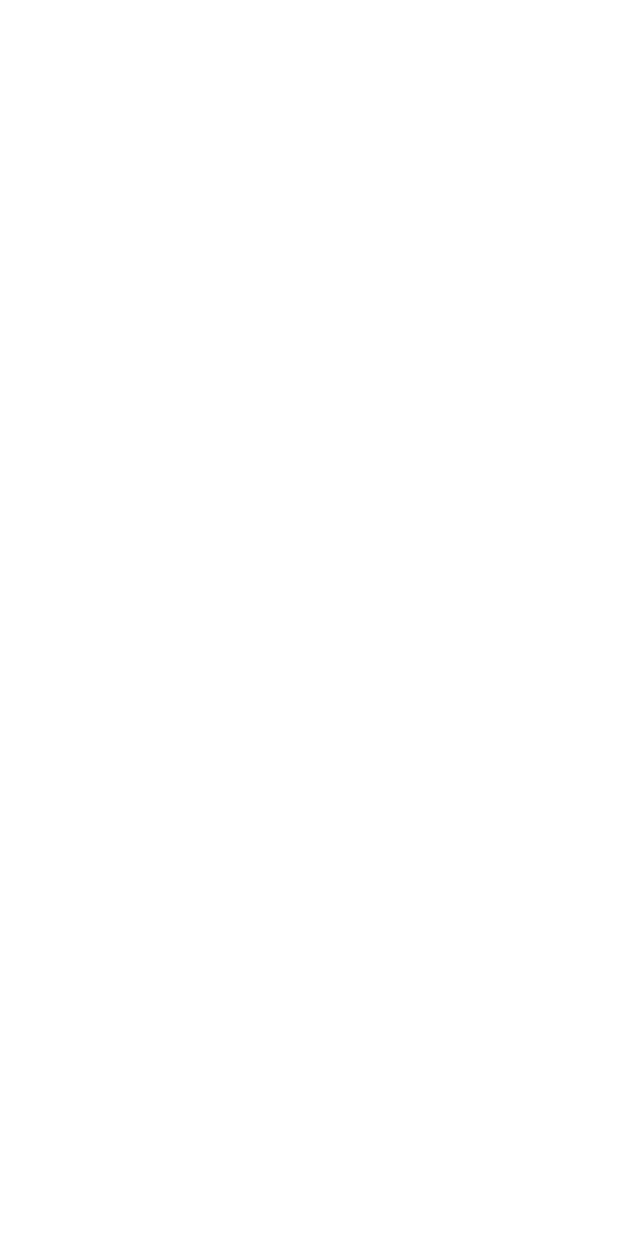
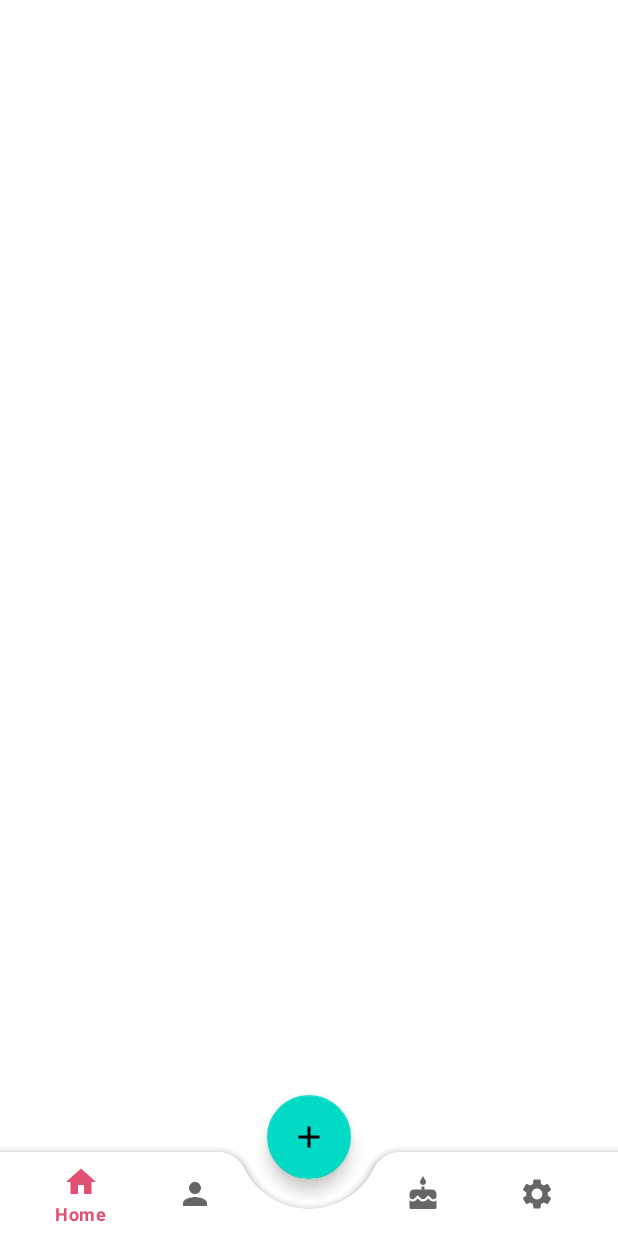
Before and after one commit to Andersons1lva/Schedule-Cake, an Android app: the MainActivity screen opened directly, with no data from a screen before it, on a phone screen of 412 x 824 dp. Before the commit the screen is empty. Run offline under Robolectric (Android 15) with nearby library versions, the phone set to English and light mode, and no system bars.

Commit message:
Bottom menu creation.

```diff
--- a/app/build.gradle
+++ b/app/build.gradle
@@ -45,12 +45,11 @@ dependencies {
     implementation 'androidx.appcompat:appcompat:1.5.1'
     implementation 'com.google.android.material:material:1.6.1'
     implementation 'androidx.constraintlayout:constraintlayout:2.1.4'
-    implementation 'com.facebook.android:facebook-login:latest.release'
     implementation 'com.google.android.gms:play-services-auth:20.3.0'
     testImplementation 'junit:junit:4.13.2'
 
     //Firebase:https://console.firebase.google.com/project/schedule-cake/overview?hl=pt
-    implementation platform('com.google.firebase:firebase-bom:30.3.2')
+    implementation platform('com.google.firebase:firebase-bom:30.4.1')
     implementation 'com.google.firebase:firebase-analytics-ktx'
 
     //Material Desing:https://material.io/develop/android/docs/getting-started
--- a/app/src/main/java/com/anderson/schedulecake/MainActivity.kt
+++ b/app/src/main/java/com/anderson/schedulecake/MainActivity.kt
@@ -1,12 +1,20 @@
 package com.anderson.schedulecake
 
+import android.os.Bundle
 import androidx.appcompat.app.AppCompatActivity
-import android.os.Bundle
+import com.anderson.schedulecake.databinding.ActivityMainBinding
 
 class MainActivity : AppCompatActivity() {
+
+    private lateinit var binding:ActivityMainBinding
+
     override fun onCreate(savedInstanceState: Bundle?) {
         super.onCreate(savedInstanceState)
-        setContentView(R.layout.activity_main)
+        binding = ActivityMainBinding.inflate(layoutInflater)
+        setContentView(binding.root)
+
+        binding.bottomNavigationView.background = null
+        binding.bottomNavigationView.menu.getItem(2).isEnabled = false
 
     }
 }
--- /dev/null
+++ b/app/src/main/res/drawable/ic_add.xml
@@ -0,0 +1,5 @@
+<vector android:height="24dp" android:tint="#747373"
+    android:viewportHeight="24" android:viewportWidth="24"
+    android:width="24dp" xmlns:android="http://schemas.android.com/apk/res/android">
+    <path android:fillColor="@android:color/white" android:pathData="M19,13h-6v6h-2v-6H5v-2h6V5h2v6h6v2z"/>
+</vector>
--- /dev/null
+++ b/app/src/main/res/drawable/ic_cake.xml
@@ -0,0 +1,5 @@
+<vector android:height="24dp" android:tint="#747373"
+    android:viewportHeight="24" android:viewportWidth="24"
+    android:width="24dp" xmlns:android="http://schemas.android.com/apk/res/android">
+    <path android:fillColor="@android:color/white" android:pathData="M12,6c1.11,0 2,-0.9 2,-2 0,-0.38 -0.1,-0.73 -0.29,-1.03L12,0l-1.71,2.97c-0.19,0.3 -0.29,0.65 -0.29,1.03 0,1.1 0.9,2 2,2zM16.6,15.99l-1.07,-1.07 -1.08,1.07c-1.3,1.3 -3.58,1.31 -4.89,0l-1.07,-1.07 -1.09,1.07C6.75,16.64 5.88,17 4.96,17c-0.73,0 -1.4,-0.23 -1.96,-0.61L3,21c0,0.55 0.45,1 1,1h16c0.55,0 1,-0.45 1,-1v-4.61c-0.56,0.38 -1.23,0.61 -1.96,0.61 -0.92,0 -1.79,-0.36 -2.44,-1.01zM18,9h-5L13,7h-2v2L6,9c-1.66,0 -3,1.34 -3,3v1.54c0,1.08 0.88,1.96 1.96,1.96 0.52,0 1.02,-0.2 1.38,-0.57l2.14,-2.13 2.13,2.13c0.74,0.74 2.03,0.74 2.77,0l2.14,-2.13 2.13,2.13c0.37,0.37 0.86,0.57 1.38,0.57 1.08,0 1.96,-0.88 1.96,-1.96L20.99,12C21,10.34 19.66,9 18,9z"/>
+</vector>
--- /dev/null
+++ b/app/src/main/res/drawable/ic_home.xml
@@ -0,0 +1,5 @@
+<vector android:height="24dp" android:tint="#747373"
+    android:viewportHeight="24" android:viewportWidth="24"
+    android:width="24dp" xmlns:android="http://schemas.android.com/apk/res/android">
+    <path android:fillColor="@android:color/white" android:pathData="M10,20v-6h4v6h5v-8h3L12,3 2,12h3v8z"/>
+</vector>
--- /dev/null
+++ b/app/src/main/res/drawable/ic_settings.xml
@@ -0,0 +1,5 @@
+<vector android:height="24dp" android:tint="#747373"
+    android:viewportHeight="24" android:viewportWidth="24"
+    android:width="24dp" xmlns:android="http://schemas.android.com/apk/res/android">
+    <path android:fillColor="@android:color/white" android:pathData="M19.14,12.94c0.04,-0.3 0.06,-0.61 0.06,-0.94c0,-0.32 -0.02,-0.64 -0.07,-0.94l2.03,-1.58c0.18,-0.14 0.23,-0.41 0.12,-0.61l-1.92,-3.32c-0.12,-0.22 -0.37,-0.29 -0.59,-0.22l-2.39,0.96c-0.5,-0.38 -1.03,-0.7 -1.62,-0.94L14.4,2.81c-0.04,-0.24 -0.24,-0.41 -0.48,-0.41h-3.84c-0.24,0 -0.43,0.17 -0.47,0.41L9.25,5.35C8.66,5.59 8.12,5.92 7.63,6.29L5.24,5.33c-0.22,-0.08 -0.47,0 -0.59,0.22L2.74,8.87C2.62,9.08 2.66,9.34 2.86,9.48l2.03,1.58C4.84,11.36 4.8,11.69 4.8,12s0.02,0.64 0.07,0.94l-2.03,1.58c-0.18,0.14 -0.23,0.41 -0.12,0.61l1.92,3.32c0.12,0.22 0.37,0.29 0.59,0.22l2.39,-0.96c0.5,0.38 1.03,0.7 1.62,0.94l0.36,2.54c0.05,0.24 0.24,0.41 0.48,0.41h3.84c0.24,0 0.44,-0.17 0.47,-0.41l0.36,-2.54c0.59,-0.24 1.13,-0.56 1.62,-0.94l2.39,0.96c0.22,0.08 0.47,0 0.59,-0.22l1.92,-3.32c0.12,-0.22 0.07,-0.47 -0.12,-0.61L19.14,12.94zM12,15.6c-1.98,0 -3.6,-1.62 -3.6,-3.6s1.62,-3.6 3.6,-3.6s3.6,1.62 3.6,3.6S13.98,15.6 12,15.6z"/>
+</vector>
--- a/app/src/main/res/layout/activity_main.xml
+++ b/app/src/main/res/layout/activity_main.xml
@@ -1,10 +1,36 @@
 <?xml version="1.0" encoding="utf-8"?>
-<androidx.constraintlayout.widget.ConstraintLayout xmlns:android="http://schemas.android.com/apk/res/android"
+<androidx.coordinatorlayout.widget.CoordinatorLayout xmlns:android="http://schemas.android.com/apk/res/android"
     xmlns:tools="http://schemas.android.com/tools"
     android:layout_width="match_parent"
     android:layout_height="match_parent"
+    xmlns:app="http://schemas.android.com/apk/res-auto"
     tools:context=".MainActivity">
 
+    <!--Barra de edição inferior-->
+    <com.google.android.material.bottomappbar.BottomAppBar
+        android:id="@+id/bottomAppBar"
+        android:layout_width="match_parent"
+        android:layout_height="wrap_content"
+        app:fabCradleMargin="20dp"
+        app:fabCradleVerticalOffset="10dp"
+        app:fabCradleRoundedCornerRadius="20dp"
+        android:layout_gravity="bottom">
 
+        <com.google.android.material.bottomnavigation.BottomNavigationView
+            android:id="@+id/bottomNavigationView"
+            android:layout_width="match_parent"
+            android:layout_height="match_parent"
+            android:layout_marginEnd="16dp"
+            android:background="@android:color/transparent"
+            app:menu="@menu/menu"/>
+    </com.google.android.material.bottomappbar.BottomAppBar>
 
-</androidx.constraintlayout.widget.ConstraintLayout>
+    <com.google.android.material.floatingactionbutton.FloatingActionButton
+        android:id="@+id/bntFab"
+        android:layout_width="match_parent"
+        android:layout_height="wrap_content"
+        android:src="@drawable/ic_add"
+        app:layout_anchor="@id/bottomAppBar"
+        />
+
+</androidx.coordinatorlayout.widget.CoordinatorLayout>
--- /dev/null
+++ b/app/src/main/res/menu/menu.xml
@@ -0,0 +1,19 @@
+<?xml version="1.0" encoding="utf-8"?>
+<menu xmlns:android="http://schemas.android.com/apk/res/android">
+    <item android:id="@+id/textMenuHome"
+        android:title="@string/text_menu_home"
+        android:icon="@drawable/ic_home"/>
+    <item android:id="@+id/textMenuPerson"
+        android:title="@string/text_menu_person"
+        android:icon="@drawable/ic_person"/>
+
+    <item android:id="@+id/placeHolder"
+        android:title=""/>
+
+    <item android:id="@+id/textMenuCake"
+        android:title="@string/text_menu_cake"
+        android:icon="@drawable/ic_cake"/>
+    <item android:id="@+id/textMenuSettings"
+        android:title="@string/text_menu_settings"
+        android:icon="@drawable/ic_settings"/>
+</menu>
--- a/app/src/main/res/values/strings.xml
+++ b/app/src/main/res/values/strings.xml
@@ -10,4 +10,10 @@
     <string name="name_registration">Nome</string>
     <string name="email_registration">E-mail</string>
     <string name="button_registration">Cadastrar</string>
+
+    <!--Menu-->
+    <string name="text_menu_home">Home</string>
+    <string name="text_menu_person">Cliente</string>
+    <string name="text_menu_cake">Encomenda</string>
+    <string name="text_menu_settings">Configurações</string>
 </resources>
--- a/build.gradle
+++ b/build.gradle
@@ -1,15 +1,9 @@
-// Top-level build file where you can add configuration options common to all sub-projects/modules.
-buildscript {
-    repositories {
-        google()
-        mavenCentral()
-    }
-    dependencies {
-        classpath "com.android.tools.build:gradle:7.2.2"
-        classpath "org.jetbrains.kotlin:kotlin-gradle-plugin:1.7.10"
-        classpath "com.google.gms:google-services:4.3.13"
-        classpath "com.google.firebase:firebase-crashlytics-gradle:2.9.1"
-    }
+
+plugins {
+    id 'com.android.application' version '7.2.1' apply false
+    id 'com.android.library' version '7.2.1' apply false
+    id 'org.jetbrains.kotlin.android' version '1.7.10' apply false
+    id 'com.google.gms.google-services' version '4.3.14' apply false
 }
 
 
```
Also changed, not shown: 1 other file.
